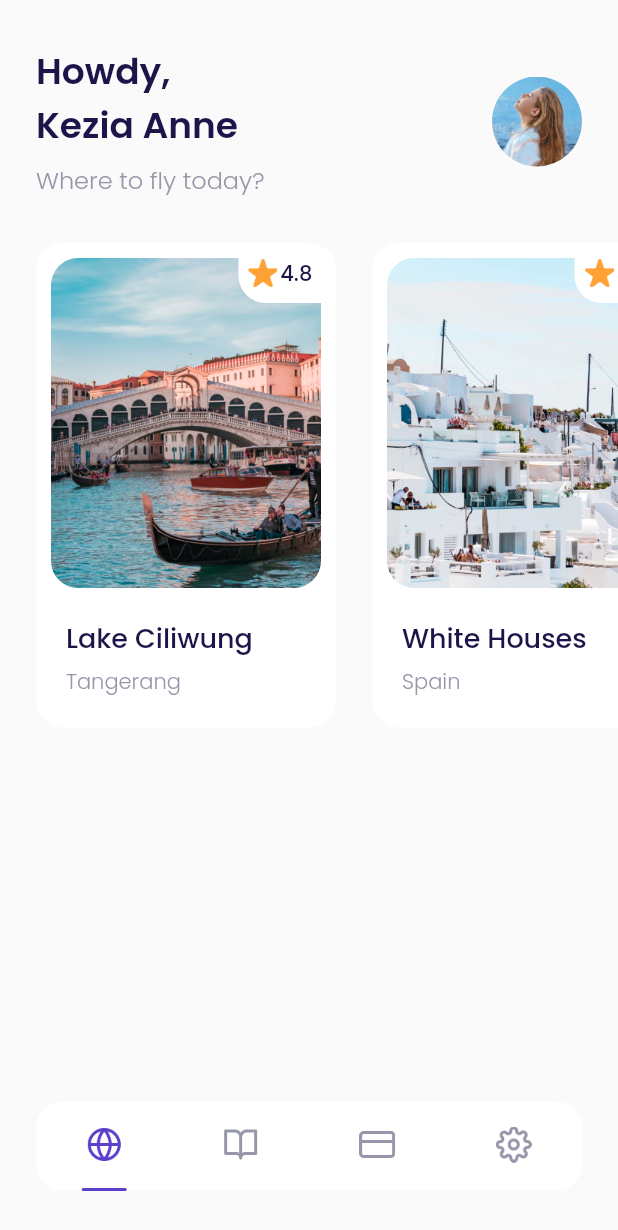
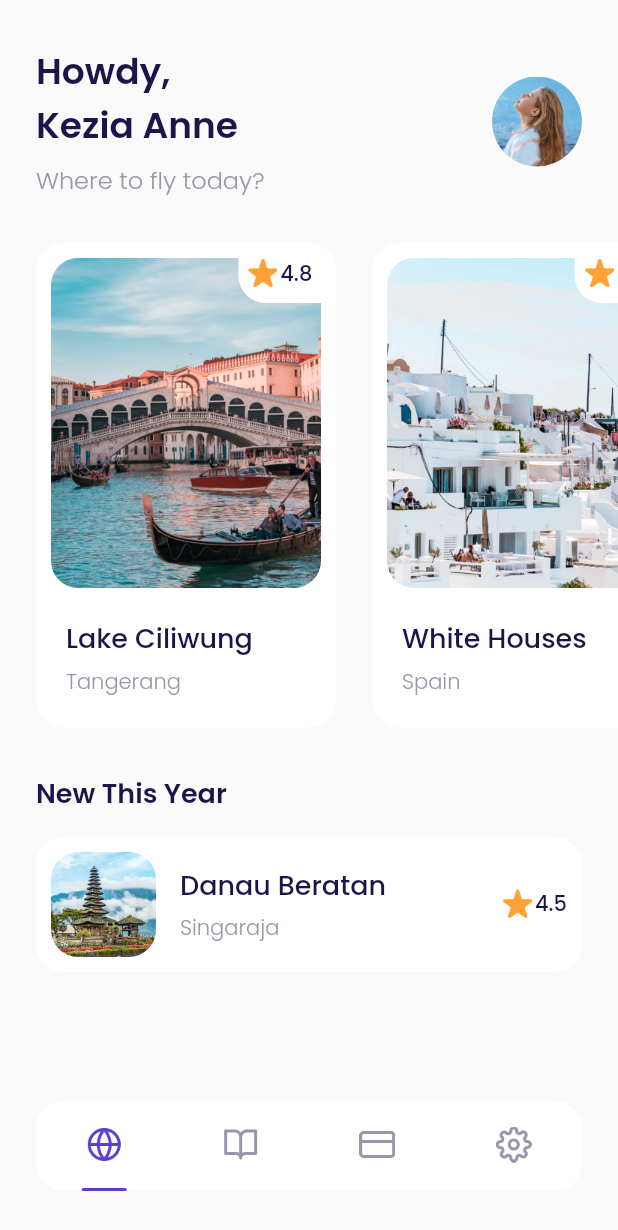
Before and after one commit to irmanyazid/travel-and-airplane-apps, a Flutter app: the MainPage screen opened by its route, on a phone screen of 412 x 824 dp. Shown: the top 1230 px of the screen. Run offline on Flutter 3.47's test engine with Material 2 defaults, Android fonts, the phone set to English and light mode, and no system bars; our stand-ins replace google_fonts.

Commit message:
add widget page destination_tile and slicing home part of new destination 1

```diff
--- a/lib/ui/pages/home_page.dart
+++ b/lib/ui/pages/home_page.dart
@@ -1,5 +1,6 @@
 import 'package:airplane/shared/theme.dart';
 import 'package:airplane/ui/widgets/destination_card.dart';
+import 'package:airplane/ui/widgets/destination_tile.dart';
 import 'package:flutter/material.dart';
 
 class HomePage extends StatelessWidget {
@@ -101,10 +102,34 @@ class HomePage extends StatelessWidget {
       );
     }
 
+    Widget newDestinations() {
+      return Container(
+        margin: EdgeInsets.only(
+          top: 30,
+          left: defaultMargin,
+          right: defaultMargin,
+        ),
+        child: Column(
+          crossAxisAlignment: CrossAxisAlignment.start,
+          children: [
+            Text(
+              'New This Year',
+              style: blackTextStyle.copyWith(
+                fontSize: 18,
+                fontWeight: semiBold,
+              ),
+            ),
+            DestinationTile(),
+          ],
+        ),
+      );
+    }
+
     return ListView(
       children: [
         header(),
         popularDestination(),
+        newDestinations(),
       ],
     );
   }
--- /dev/null
+++ b/lib/ui/widgets/destination_tile.dart
@@ -0,0 +1,83 @@
+import 'package:airplane/shared/theme.dart';
+import 'package:flutter/material.dart';
+
+class DestinationTile extends StatelessWidget {
+  const DestinationTile({Key? key}) : super(key: key);
+
+  @override
+  Widget build(BuildContext context) {
+    return Container(
+      margin: EdgeInsets.only(top: 16),
+      padding: EdgeInsets.all(10),
+      decoration: BoxDecoration(
+        color: kWhiteColor,
+        borderRadius: BorderRadius.circular(18),
+      ),
+      child: Row(
+        children: [
+          Container(
+            width: 70,
+            height: 70,
+            margin: EdgeInsets.only(right: 16),
+            decoration: BoxDecoration(
+              borderRadius: BorderRadius.circular(18),
+              image: DecorationImage(
+                fit: BoxFit.cover,
+                image: AssetImage(
+                  'assets/image_destination6.png',
+                ),
+              ),
+            ),
+          ),
+          Expanded(
+            child: Column(
+              crossAxisAlignment: CrossAxisAlignment.start,
+              children: [
+                Text(
+                  'Danau Beratan',
+                  style: blackTextStyle.copyWith(
+                    fontSize: 18,
+                    fontWeight: medium,
+                  ),
+                ),
+                SizedBox(
+                  height: 5,
+                ),
+                Text(
+                  'Singaraja',
+                  style: greyTextStyle.copyWith(
+                    fontWeight: light,
+                  ),
+                ),
+              ],
+            ),
+          ),
+          Row(
+            mainAxisAlignment: MainAxisAlignment.center,
+            crossAxisAlignment: CrossAxisAlignment.start,
+            children: [
+              Container(
+                width: 20,
+                height: 20,
+                margin: EdgeInsets.only(right: 2),
+                decoration: BoxDecoration(
+                  image: DecorationImage(
+                    image: AssetImage(
+                      'assets/icon_star.png',
+                    ),
+                  ),
+                ),
+              ),
+              Text(
+                '4.5',
+                style: blackTextStyle.copyWith(
+                  fontWeight: medium,
+                ),
+              ),
+            ],
+          ),
+        ],
+      ),
+    );
+  }
+}
```
